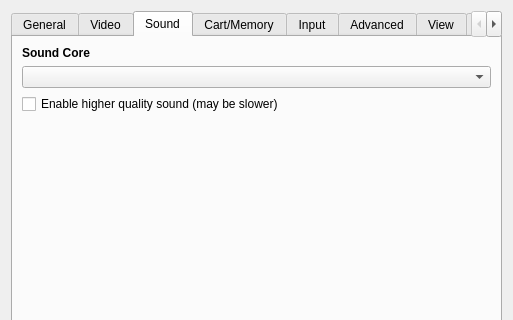
The window that yabause/src/qt/ui/UISettings.ui (Yabause/yabause) describes before a commit, drawn with Qt 5; both pictures show x 0 to 513 and y 0 to 320 of the 513 by 563 pixel window.
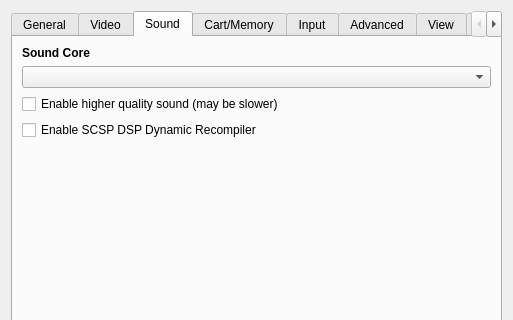
The same window after the commit. The open tabs and pages were chosen to show the change. Custom widgets are drawn as their Qt base class.

Commit message: scsp/build: add dsp dynarec, play codegen library

The edit to the form file:
```diff
--- a/yabause/src/qt/ui/UISettings.ui
+++ b/yabause/src/qt/ui/UISettings.ui
@@ -427,6 +427,13 @@
          </property>
         </widget>
        </item>
+       <item>
+        <widget class="QCheckBox" name="cbScspDspDynarec">
+         <property name="text">
+          <string>Enable SCSP DSP Dynamic Recompiler</string>
+         </property>
+        </widget>
+       </item>
        <item>
         <spacer>
          <property name="orientation">
```
Left out of the diff: 2 changed lines with no effect on the pictures. The commit also changes 79 other files.
